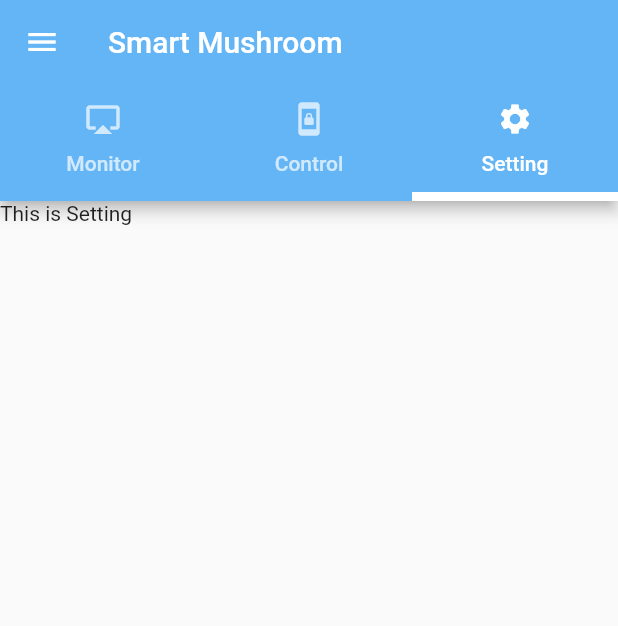
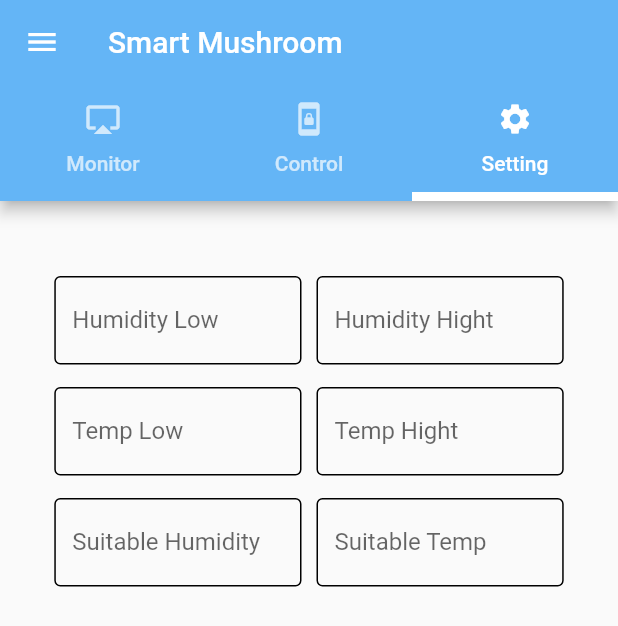
Before and after one commit to manyou66/mushroomiot, a Flutter app: the MyService screen opened directly, tab 3 chosen, on a phone screen of 412 x 824 dp. Shown: the top 626 px of the screen. Run offline on Flutter 3.47's test engine with Material 2 defaults, Android fonts, the light colour scheme and no system bars; our stand-ins replace firebase_auth, firebase_database; missing offline and left inert: dart:ffi; accounts and stored records are empty.

Commit message:
UI Setting  Design Succss

```diff
--- a/lib/widget/setting.dart
+++ b/lib/widget/setting.dart
@@ -6,10 +6,155 @@ class Setting extends StatefulWidget {
 }
 
 class _SettingState extends State<Setting> {
+  // Field
+
+  //Method
+  Widget humidityHight() {
+    return Container(
+      width: MediaQuery.of(context).size.width * 0.4,
+      child: TextFormField(
+        keyboardType: TextInputType.number,
+        decoration: InputDecoration(
+          enabledBorder: OutlineInputBorder(
+            borderSide: BorderSide(),
+          ),
+          labelText: 'Humidity Hight',
+        ),
+      ),
+    );
+  }
+
+  Widget humidityLow() {
+    return Container(
+      width: MediaQuery.of(context).size.width * 0.4,
+      child: TextFormField(
+        keyboardType: TextInputType.number,
+        decoration: InputDecoration(
+          enabledBorder: OutlineInputBorder(
+            borderSide: BorderSide(),
+          ),
+          labelText: 'Humidity Low',
+        ),
+      ),
+    );
+  }
+
+  Widget tempHight() {
+    return Container(
+      width: MediaQuery.of(context).size.width * 0.4,
+      child: TextFormField(
+        keyboardType: TextInputType.number,
+        decoration: InputDecoration(
+          enabledBorder: OutlineInputBorder(
+            borderSide: BorderSide(),
+          ),
+          labelText: 'Temp Hight',
+        ),
+      ),
+    );
+  }
+
+  Widget tempLow() {
+    return Container(
+      width: MediaQuery.of(context).size.width * 0.4,
+      child: TextFormField(
+        keyboardType: TextInputType.number,
+        decoration: InputDecoration(
+          enabledBorder: OutlineInputBorder(
+            borderSide: BorderSide(),
+          ),
+          labelText: 'Temp Low',
+        ),
+      ),
+    );
+  }
+
+  Widget suitableHumi() {
+    return Container(
+      width: MediaQuery.of(context).size.width * 0.4,
+      child: TextFormField(
+        keyboardType: TextInputType.number,
+        decoration: InputDecoration(
+          enabledBorder: OutlineInputBorder(
+            borderSide: BorderSide(),
+          ),
+          labelText: 'Suitable Humidity',
+        ),
+      ),
+    );
+  }
+
+  Widget suitableTemp() {
+    return Container(
+      width: MediaQuery.of(context).size.width * 0.4,
+      child: TextFormField(
+        keyboardType: TextInputType.number,
+        decoration: InputDecoration(
+          enabledBorder: OutlineInputBorder(
+            borderSide: BorderSide(),
+          ),
+          labelText: 'Suitable Temp',
+        ),
+      ),
+    );
+  }
+
+  Widget rowTop() {
+    return Row(
+      mainAxisSize: MainAxisSize.min,
+      children: <Widget>[
+        humidityLow(),
+        SizedBox(
+          width: 10.0,
+        ),
+        humidityHight()
+      ],
+    );
+  }
+
+  Widget rowMiddle() {
+    return Row(
+      mainAxisSize: MainAxisSize.min,
+      children: <Widget>[
+        tempLow(),
+        SizedBox(
+          width: 10.0,
+        ),
+        tempHight()
+      ],
+    );
+  }
+
+  Widget rowBottom() {
+    return Row(
+      mainAxisSize: MainAxisSize.min,
+      children: <Widget>[
+        suitableHumi(),
+        SizedBox(
+          width: 10.0,
+        ),
+        suitableTemp()
+      ],
+    );
+  }
+
   @override
   Widget build(BuildContext context) {
     return Container(
-      child: Text('This is Setting'),
+      padding: EdgeInsets.only(top: 50.0),
+      child: Column(
+        children: <Widget>[
+          rowTop(),
+          SizedBox(
+            height: 15.0,
+          ),
+          rowMiddle(),
+          SizedBox(
+            height: 15.0,
+          ),
+          rowBottom(),
+        ],
+      ),
     );
   }
 }
```
